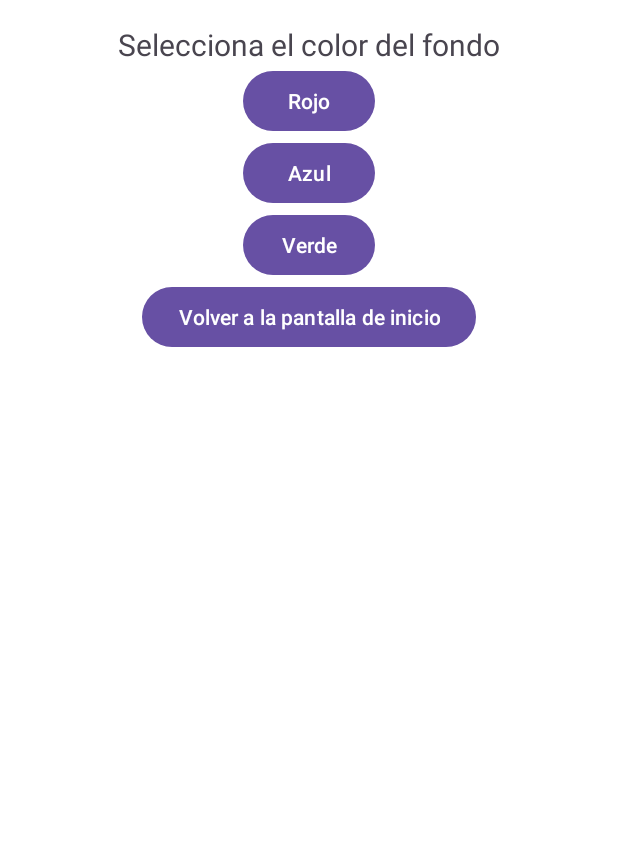
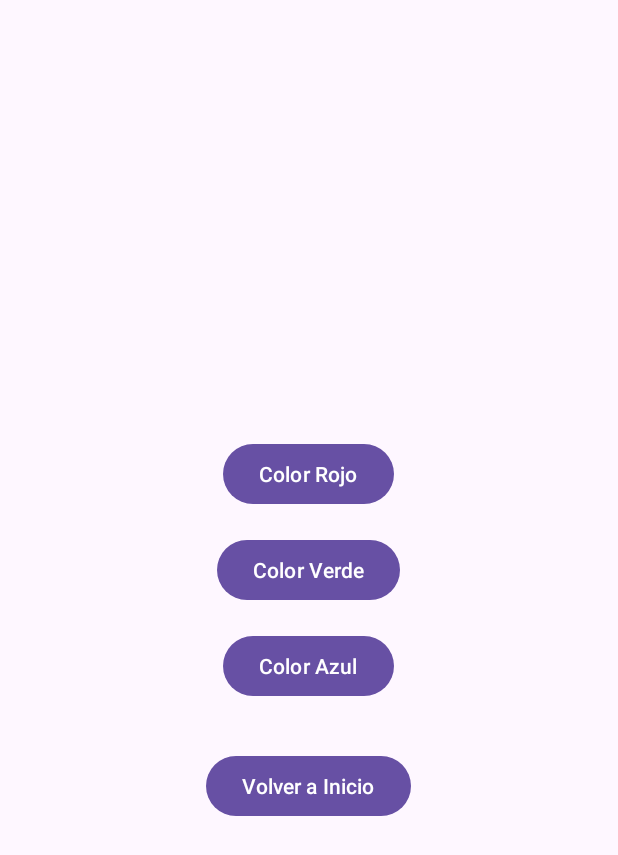
Before and after one commit to pablonso308/Taller1Eventos, an Android app: the ConfiguracionActivity screen opened directly, with no data from a screen before it, on a phone screen of 412 x 824 dp. Shown: the top 855 px of the screen. Run offline under Robolectric (Android 15) with nearby library versions, the phone set to English and light mode, and no system bars.

```diff
--- a/app/src/main/java/com/example/saludoappjava/ConfiguracionActivity.java
+++ b/app/src/main/java/com/example/saludoappjava/ConfiguracionActivity.java
@@ -1,19 +1,16 @@
 package com.example.saludoappjava;
 
+
 import android.content.Intent;
-import android.graphics.Color;
 import android.os.Bundle;
 import android.widget.Button;
+import android.widget.LinearLayout;
 import androidx.appcompat.app.AppCompatActivity;
-import androidx.constraintlayout.widget.ConstraintLayout;
+import androidx.core.content.ContextCompat;
 
 public class ConfiguracionActivity extends AppCompatActivity {
 
-    private ConstraintLayout layoutConfiguracion;
-    private Button buttonColorRojo;
-    private Button buttonColorAzul;
-    private Button buttonColorVerde;
-    private Button buttonVolverInicio;
+    private LinearLayout layoutConfiguracion;
 
     @Override
     protected void onCreate(Bundle savedInstanceState) {
@@ -22,37 +19,27 @@ public class ConfiguracionActivity extends AppCompatActivity {
 
         // Inicializar las vistas
         layoutConfiguracion = findViewById(R.id.layoutConfiguracion);
-        buttonColorRojo = findViewById(R.id.buttonColorRojo);
-        buttonColorAzul = findViewById(R.id.buttonColorAzul);
-        buttonColorVerde = findViewById(R.id.buttonColorVerde);
-        buttonVolverInicio = findViewById(R.id.buttonVolverInicio);
+        Button buttonColorRojo = findViewById(R.id.buttonColorRojo);
+        Button buttonColorVerde = findViewById(R.id.buttonColorVerde);
+        Button buttonColorAzul = findViewById(R.id.buttonColorAzul);
+        Button buttonVolverInicio = findViewById(R.id.buttonVolverInicio);
 
-        // Recuperar y aplicar el color de fondo guardado
-        int colorGuardado = Utilidades.obtenerColorGuardado(this);
-        layoutConfiguracion.setBackgroundColor(colorGuardado);
+        // Manejar selección de color para cambiar el fondo
+        buttonColorRojo.setOnClickListener(v -> cambiarColorDeFondo(ContextCompat.getColor(this, android.R.color.holo_red_light)));
+        buttonColorVerde.setOnClickListener(v -> cambiarColorDeFondo(ContextCompat.getColor(this, android.R.color.holo_green_light)));
+        buttonColorAzul.setOnClickListener(v -> cambiarColorDeFondo(ContextCompat.getColor(this, android.R.color.holo_blue_light)));
 
-        // Cambiar el color del fondo a rojo y guardarlo
-        buttonColorRojo.setOnClickListener(v -> {
-            layoutConfiguracion.setBackgroundColor(Color.RED);
-            Utilidades.guardarColor(ConfiguracionActivity.this, Color.RED);
-        });
-
-        // Cambiar el color del fondo a azul y guardarlo
-        buttonColorAzul.setOnClickListener(v -> {
-            layoutConfiguracion.setBackgroundColor(Color.BLUE);
-            Utilidades.guardarColor(ConfiguracionActivity.this, Color.BLUE);
-        });
-
-        // Cambiar el color del fondo a verde y guardarlo
-        buttonColorVerde.setOnClickListener(v -> {
-            layoutConfiguracion.setBackgroundColor(Color.GREEN);
-            Utilidades.guardarColor(ConfiguracionActivity.this, Color.GREEN);
-        });
-
-        // Volver a la pantalla de inicio
+        // Volver a la pantalla principal (MainActivity)
         buttonVolverInicio.setOnClickListener(v -> {
             Intent intent = new Intent(ConfiguracionActivity.this, MainActivity.class);
             startActivity(intent);
+            finish();
         });
     }
+
+    // Método para cambiar el color del fondo y guardarlo en SharedPreferences
+    private void cambiarColorDeFondo(int color) {
+        layoutConfiguracion.setBackgroundColor(color);  // Cambiar el color en la vista actual
+        Utilidades.guardarColorFondo(this, color);  // Guardar el color seleccionado
+    }
 }
--- a/app/src/main/java/com/example/saludoappjava/Utilidades.java
+++ b/app/src/main/java/com/example/saludoappjava/Utilidades.java
@@ -1,24 +1,25 @@
 package com.example.saludoappjava;
+
+
 import android.content.Context;
 import android.content.SharedPreferences;
-import android.graphics.Color;
+import androidx.core.content.ContextCompat;
 
 public class Utilidades {
+    private static final String PREFERENCIAS = "ConfiguracionApp";
+    private static final String CLAVE_COLOR_FONDO = "colorFondo";
 
-    private static final String PREFERENCIAS_COLOR = "PreferenciasColor";
-    private static final String CLAVE_COLOR = "color_fondo";
-
-    // Método para obtener el color guardado
-    public static int obtenerColorGuardado(Context context) {
-        SharedPreferences sharedPreferences = context.getSharedPreferences(PREFERENCIAS_COLOR, Context.MODE_PRIVATE);
-        return sharedPreferences.getInt(CLAVE_COLOR, Color.WHITE); // Blanco por defecto
+    // Guardar el color de fondo seleccionado
+    public static void guardarColorFondo(Context context, int color) {
+        SharedPreferences prefs = context.getSharedPreferences(PREFERENCIAS, Context.MODE_PRIVATE);
+        SharedPreferences.Editor editor = prefs.edit();
+        editor.putInt(CLAVE_COLOR_FONDO, color);
+        editor.apply();
     }
 
-    // Método para guardar el color en las preferencias
-    public static void guardarColor(Context context, int color) {
-        SharedPreferences sharedPreferences = context.getSharedPreferences(PREFERENCIAS_COLOR, Context.MODE_PRIVATE);
-        SharedPreferences.Editor editor = sharedPreferences.edit();
-        editor.putInt(CLAVE_COLOR, color);
-        editor.apply(); // Guardar los cambios
+    // Obtener el color de fondo guardado, o un color por defecto si no se ha guardado
+    public static int obtenerColorGuardado(Context context) {
+        SharedPreferences prefs = context.getSharedPreferences(PREFERENCIAS, Context.MODE_PRIVATE);
+        return prefs.getInt(CLAVE_COLOR_FONDO, ContextCompat.getColor(context, android.R.color.white));  // Por defecto blanco
     }
 }
--- a/app/src/main/res/layout/activity_configuracion.xml
+++ b/app/src/main/res/layout/activity_configuracion.xml
@@ -1,60 +1,43 @@
-<androidx.constraintlayout.widget.ConstraintLayout xmlns:android="http://schemas.android.com/apk/res/android"
-    xmlns:app="http://schemas.android.com/apk/res-auto"
+<?xml version="1.0" encoding="utf-8"?>
+<LinearLayout xmlns:android="http://schemas.android.com/apk/res/android"
     android:id="@+id/layoutConfiguracion"
     android:layout_width="match_parent"
     android:layout_height="match_parent"
-    android:padding="16dp">
+    android:orientation="vertical"
+    android:padding="16dp"
+    android:gravity="center">
 
-    <!-- Título de la pantalla de configuración -->
-    <TextView
-        android:id="@+id/textViewTituloConfiguracion"
-        android:layout_width="wrap_content"
-        android:layout_height="wrap_content"
-        android:text="Selecciona el color del fondo"
-        android:textSize="20sp"
-        android:layout_marginBottom="24dp"
-        app:layout_constraintTop_toTopOf="parent"
-        app:layout_constraintStart_toStartOf="parent"
-        app:layout_constraintEnd_toEndOf="parent"/>
-
-    <!-- Botón para cambiar a fondo rojo -->
+    <!-- Botón para cambiar el color a rojo -->
     <Button
         android:id="@+id/buttonColorRojo"
         android:layout_width="wrap_content"
         android:layout_height="wrap_content"
-        android:text="Rojo"
-        app:layout_constraintTop_toBottomOf="@id/textViewTituloConfiguracion"
-        app:layout_constraintStart_toStartOf="parent"
-        app:layout_constraintEnd_toEndOf="parent"/>
+        android:text="Color Rojo"
+        android:layout_marginTop="16dp" />
 
-    <!-- Botón para cambiar a fondo azul -->
+    <!-- Botón para cambiar el color a verde -->
+    <Button
+        android:id="@+id/buttonColorVerde"
+        android:layout_width="wrap_content"
+        android:layout_height="wrap_content"
+        android:text="Color Verde"
+        android:layout_marginTop="16dp" />
+
+    <!-- Botón para cambiar el color a azul -->
     <Button
         android:id="@+id/buttonColorAzul"
         android:layout_width="wrap_content"
         android:layout_height="wrap_content"
-        android:text="Azul"
-        app:layout_constraintTop_toBottomOf="@id/buttonColorRojo"
-        app:layout_constraintStart_toStartOf="parent"
-        app:layout_constraintEnd_toEndOf="parent"/>
-
-    <!-- Botón para cambiar a fondo verde -->
-    <Button
-        android:id="@+id/buttonColorVerde"
-        android:layout_width="wrap_content"
-        android:layout_height="wrap_content"
-        android:text="Verde"
-        app:layout_constraintTop_toBottomOf="@id/buttonColorAzul"
-        app:layout_constraintStart_toStartOf="parent"
-        app:layout_constraintEnd_toEndOf="parent"/>
+        android:text="Color Azul"
+        android:layout_marginTop="16dp" />
 
     <!-- Botón para volver a la pantalla de inicio -->
     <Button
         android:id="@+id/buttonVolverInicio"
         android:layout_width="wrap_content"
         android:layout_height="wrap_content"
-        android:text="Volver a la pantalla de inicio"
-        app:layout_constraintTop_toBottomOf="@id/buttonColorVerde"
-        app:layout_constraintStart_toStartOf="parent"
-        app:layout_constraintEnd_toEndOf="parent"/>
+        android:text="Volver a Inicio"
+        android:layout_marginTop="32dp" />
 
-</androidx.constraintlayout.widget.ConstraintLayout>
+
+</LinearLayout>
```
